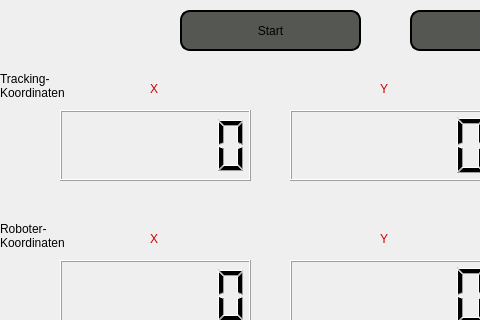
This is mainwindow.ui in TH910/Dok as Qt 5 draws it before an edit; both pictures show x 0 to 480 and y 137 to 457 of the 1083 by 631 pixel window. The edited form follows.
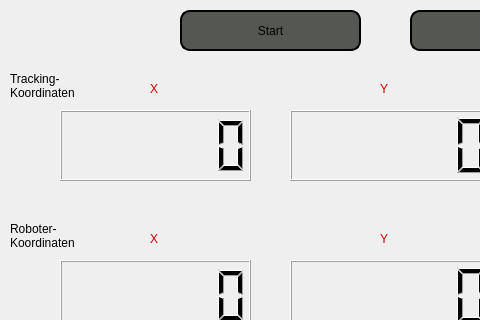
This is the edited form.

Patch:
```diff
--- a/mainwindow.ui
+++ b/mainwindow.ui
@@ -497,7 +497,7 @@
    <widget class="QLabel" name="label_7">
     <property name="geometry">
      <rect>
-      <x>0</x>
+      <x>10</x>
       <y>340</y>
       <width>91</width>
       <height>31</height>
@@ -513,7 +513,7 @@
    <widget class="QLabel" name="label_8">
     <property name="geometry">
      <rect>
-      <x>0</x>
+      <x>10</x>
       <y>190</y>
       <width>101</width>
       <height>31</height>
```
